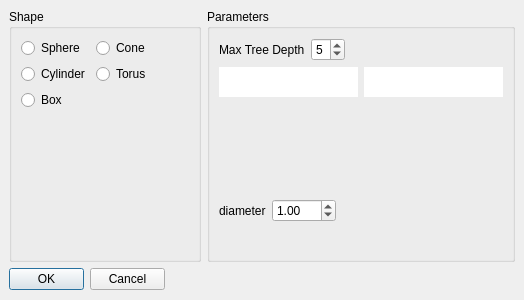
First picture: the form in ModelagemQT/octree/newoctreedialog.ui, repository RicardoBusta/Doutorado, before the edit.
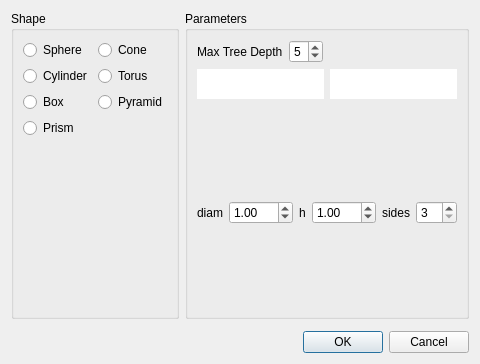
Second picture: the form after the edit. Icons and pictures are not drawn.

```diff
--- a/ModelagemQT/octree/newoctreedialog.ui
+++ b/ModelagemQT/octree/newoctreedialog.ui
@@ -6,38 +6,15 @@
    <rect>
     <x>0</x>
     <y>0</y>
-    <width>524</width>
-    <height>300</height>
+    <width>472</width>
+    <height>364</height>
    </rect>
   </property>
   <property name="windowTitle">
    <string>Dialog</string>
   </property>
-  <widget class="QDialogButtonBox" name="buttonBox">
-   <property name="geometry">
-    <rect>
-     <x>9</x>
-     <y>268</y>
-     <width>156</width>
-     <height>23</height>
-    </rect>
-   </property>
-   <property name="orientation">
-    <enum>Qt::Horizontal</enum>
-   </property>
-   <property name="standardButtons">
-    <set>QDialogButtonBox::Cancel|QDialogButtonBox::Ok</set>
-   </property>
-  </widget>
-  <widget class="QWidget" name="horizontalLayoutWidget">
-   <property name="geometry">
-    <rect>
-     <x>9</x>
-     <y>9</y>
-     <width>506</width>
-     <height>253</height>
-    </rect>
-   </property>
+  <layout class="QVBoxLayout" name="verticalLayout_9">
+   <item>
    <layout class="QHBoxLayout" name="horizontalLayout">
     <item>
      <widget class="QGroupBox" name="groupBox">
@@ -45,13 +22,6 @@
        <string>Shape</string>
       </property>
       <layout class="QGridLayout" name="gridLayout">
-       <item row="0" column="0">
-        <widget class="QRadioButton" name="sphere_radio">
-         <property name="text">
-          <string>Sphere</string>
-         </property>
-        </widget>
-       </item>
        <item row="2" column="0">
         <widget class="QRadioButton" name="cylinder_radio">
          <property name="text">
@@ -73,7 +43,14 @@
          </property>
         </widget>
        </item>
-       <item row="4" column="0">
+        <item row="0" column="0">
+         <widget class="QRadioButton" name="sphere_radio">
+          <property name="text">
+           <string>Sphere</string>
+          </property>
+         </widget>
+        </item>
+        <item row="5" column="0">
         <spacer name="verticalSpacer">
          <property name="orientation">
           <enum>Qt::Vertical</enum>
@@ -106,6 +83,20 @@
          </property>
         </spacer>
        </item>
+        <item row="3" column="1">
+         <widget class="QRadioButton" name="pyramid_radio">
+          <property name="text">
+           <string>Pyramid</string>
+          </property>
+         </widget>
+        </item>
+        <item row="4" column="0">
+         <widget class="QRadioButton" name="prism_radio">
+          <property name="text">
+           <string>Prism</string>
+          </property>
+         </widget>
+        </item>
       </layout>
      </widget>
     </item>
@@ -198,7 +189,7 @@
        <item>
         <widget class="QStackedWidget" name="stackedWidget">
          <property name="currentIndex">
-          <number>0</number>
+           <number>7</number>
          </property>
          <widget class="QWidget" name="sphere_page">
           <layout class="QVBoxLayout" name="verticalLayout_3">
@@ -288,6 +279,134 @@
            </item>
           </layout>
          </widget>
+          <widget class="QWidget" name="pyramid_page">
+           <layout class="QVBoxLayout" name="verticalLayout">
+            <property name="leftMargin">
+             <number>0</number>
+            </property>
+            <property name="topMargin">
+             <number>0</number>
+            </property>
+            <property name="rightMargin">
+             <number>0</number>
+            </property>
+            <property name="bottomMargin">
+             <number>0</number>
+            </property>
+            <item>
+             <widget class="QWidget" name="widget_6" native="true">
+              <property name="minimumSize">
+               <size>
+                <width>0</width>
+                <height>90</height>
+               </size>
+              </property>
+              <property name="maximumSize">
+               <size>
+                <width>16777215</width>
+                <height>90</height>
+               </size>
+              </property>
+              <property name="styleSheet">
+               <string notr="true">image: url(:/pyramid.png);</string>
+              </property>
+             </widget>
+            </item>
+            <item>
+             <layout class="QHBoxLayout" name="horizontalLayout_9">
+              <item>
+               <widget class="QLabel" name="label_11">
+                <property name="text">
+                 <string>diam</string>
+                </property>
+               </widget>
+              </item>
+              <item>
+               <widget class="QDoubleSpinBox" name="pyramid_diameter">
+                <property name="minimum">
+                 <double>0.100000000000000</double>
+                </property>
+                <property name="maximum">
+                 <double>100.000000000000000</double>
+                </property>
+                <property name="singleStep">
+                 <double>0.100000000000000</double>
+                </property>
+                <property name="value">
+                 <double>1.000000000000000</double>
+                </property>
+               </widget>
+              </item>
+              <item>
+               <widget class="QLabel" name="label_15">
+                <property name="text">
+                 <string>h</string>
+                </property>
+               </widget>
+              </item>
+              <item>
+               <widget class="QDoubleSpinBox" name="pyramid_height">
+                <property name="minimum">
+                 <double>0.100000000000000</double>
+                </property>
+                <property name="maximum">
+                 <double>100.000000000000000</double>
+                </property>
+                <property name="singleStep">
+                 <double>0.100000000000000</double>
+                </property>
+                <property name="value">
+                 <double>1.000000000000000</double>
+                </property>
+               </widget>
+              </item>
+              <item>
+               <widget class="QLabel" name="label_16">
+                <property name="text">
+                 <string>sides</string>
+                </property>
+               </widget>
+              </item>
+              <item>
+               <widget class="QSpinBox" name="pyramid_sides">
+                <property name="minimum">
+                 <number>3</number>
+                </property>
+                <property name="maximum">
+                 <number>10</number>
+                </property>
+               </widget>
+              </item>
+              <item>
+               <spacer name="horizontalSpacer_10">
+                <property name="orientation">
+                 <enum>Qt::Horizontal</enum>
+                </property>
+                <property name="sizeHint" stdset="0">
+                 <size>
+                  <width>40</width>
+                  <height>20</height>
+                 </size>
+                </property>
+               </spacer>
+              </item>
+             </layout>
+            </item>
+            <item>
+             <spacer name="verticalSpacer_9">
+              <property name="orientation">
+               <enum>Qt::Vertical</enum>
+              </property>
+              <property name="sizeHint" stdset="0">
+               <size>
+                <width>20</width>
+                <height>103</height>
+               </size>
+              </property>
+             </spacer>
+            </item>
+           </layout>
+          </widget>
          <widget class="QWidget" name="invalid_page">
           <layout class="QGridLayout" name="gridLayout_2">
            <property name="leftMargin">
@@ -830,13 +949,155 @@
            </item>
           </layout>
          </widget>
-        </widget>
-       </item>
-      </layout>
-     </widget>
+          <widget class="QWidget" name="prism_page">
+           <layout class="QVBoxLayout" name="verticalLayout_8">
+            <property name="leftMargin">
+             <number>0</number>
+            </property>
+            <property name="topMargin">
+             <number>0</number>
+            </property>
+            <property name="rightMargin">
+             <number>0</number>
+            </property>
+            <property name="bottomMargin">
+             <number>0</number>
+            </property>
+            <item>
+             <widget class="QWidget" name="widget_7" native="true">
+              <property name="minimumSize">
+               <size>
+                <width>0</width>
+                <height>90</height>
+               </size>
+              </property>
+              <property name="maximumSize">
+               <size>
+                <width>16777215</width>
+                <height>90</height>
+               </size>
+              </property>
+              <property name="styleSheet">
+               <string notr="true">image: url(:/prism.png);</string>
+              </property>
+             </widget>
+            </item>
+            <item>
+             <layout class="QHBoxLayout" name="horizontalLayout_10">
+              <item>
+               <widget class="QLabel" name="label_19">
+                <property name="text">
+                 <string>diam</string>
+                </property>
+               </widget>
+              </item>
+              <item>
+               <widget class="QDoubleSpinBox" name="prism_diameter">
+                <property name="minimum">
+                 <double>0.100000000000000</double>
+                </property>
+                <property name="maximum">
+                 <double>100.000000000000000</double>
+                </property>
+                <property name="singleStep">
+                 <double>0.100000000000000</double>
+                </property>
+                <property name="value">
+                 <double>1.000000000000000</double>
+                </property>
+               </widget>
+              </item>
+              <item>
+               <widget class="QLabel" name="label_17">
+                <property name="text">
+                 <string>h</string>
+                </property>
+               </widget>
+              </item>
+              <item>
+               <widget class="QDoubleSpinBox" name="prism_height">
+                <property name="minimum">
+                 <double>0.100000000000000</double>
+                </property>
+                <property name="maximum">
+                 <double>100.000000000000000</double>
+                </property>
+                <property name="singleStep">
+                 <double>0.100000000000000</double>
+                </property>
+                <property name="value">
+                 <double>1.000000000000000</double>
+                </property>
+               </widget>
+              </item>
+              <item>
+               <widget class="QLabel" name="label_18">
+                <property name="text">
+                 <string>sides</string>
+                </property>
+               </widget>
+              </item>
+              <item>
+               <widget class="QSpinBox" name="prism_sides">
+                <property name="minimum">
+                 <number>3</number>
+                </property>
+                <property name="maximum">
+                 <number>10</number>
+                </property>
+               </widget>
+              </item>
+              <item>
+               <spacer name="horizontalSpacer_11">
+                <property name="orientation">
+                 <enum>Qt::Horizontal</enum>
+                </property>
+                <property name="sizeHint" stdset="0">
+                 <size>
+                  <width>40</width>
+                  <height>20</height>
+                 </size>
+                </property>
+               </spacer>
+              </item>
+             </layout>
+            </item>
+            <item>
+             <spacer name="verticalSpacer_10">
+              <property name="orientation">
+               <enum>Qt::Vertical</enum>
+              </property>
+              <property name="sizeHint" stdset="0">
+               <size>
+                <width>20</width>
+                <height>103</height>
+               </size>
+              </property>
+             </spacer>
+            </item>
+           </layout>
+          </widget>
+         </widget>
     </item>
    </layout>
   </widget>
+     </item>
+    </layout>
+   </item>
+   <item>
+    <widget class="QWidget" name="widget_8" native="true"/>
+   </item>
+   <item>
+    <widget class="QDialogButtonBox" name="buttonBox">
+     <property name="orientation">
+      <enum>Qt::Horizontal</enum>
+     </property>
+     <property name="standardButtons">
+      <set>QDialogButtonBox::Cancel|QDialogButtonBox::Ok</set>
+     </property>
+    </widget>
+   </item>
+  </layout>
  </widget>
  <resources/>
  <connections>
```
Lines whose indentation alone changed are shown as unchanged.
